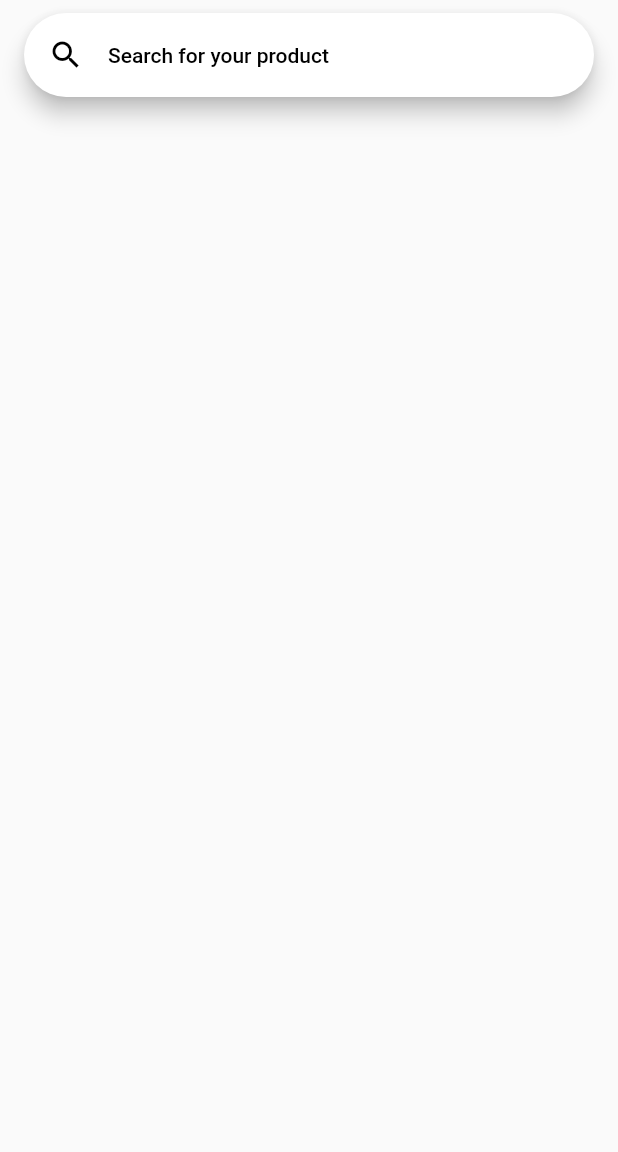
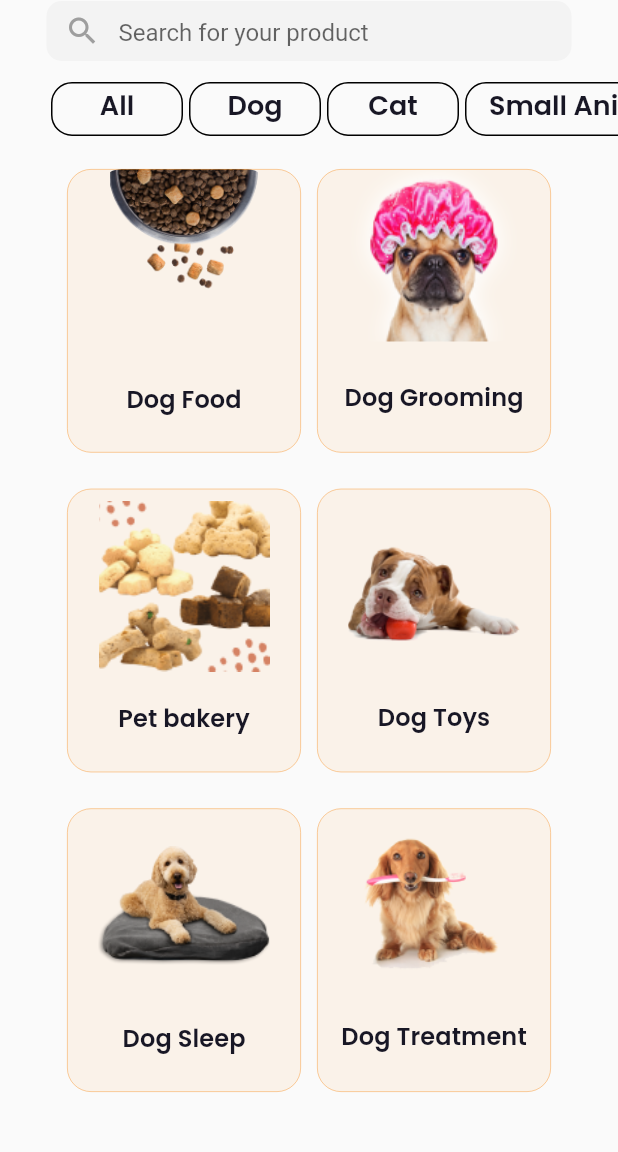
Before and after one commit to ismail-24/peto, a Flutter app: the screen it shows after launch, on a phone screen of 412 x 824 dp, the part 83-1235 px from its top. Run offline on Flutter 3.47's test engine with Material 2 defaults, Android fonts, the phone set to English and light mode, and no system bars.

Commit message:
custom design

```diff
--- a/lib/main.dart
+++ b/lib/main.dart
@@ -1,7 +1,8 @@
 import 'package:flutter/material.dart';
-import 'package:peto/screens/signUp.dart';
+import 'package:peto/screens/categories%20.dart';
 
 void main() {
+  // WidgetsFlutterBinding.ensureInitialized();
   runApp(const MyApp());
 }
 
@@ -11,7 +12,8 @@ class MyApp extends StatelessWidget {
   @override
   Widget build(BuildContext context) {
     return MaterialApp(
-      home: SignUp(),
+      theme: ThemeData(primarySwatch: Colors.amber),
+      home: Categories(),
     );
   }
 }
--- /dev/null
+++ b/lib/screens/categories .dart
@@ -0,0 +1,233 @@
+import 'package:flutter/material.dart';
+
+class Categories extends StatefulWidget {
+  @override
+  _CategoriesState createState() => _CategoriesState();
+}
+
+class _CategoriesState extends State<Categories> {
+  Color mySplashColor = const Color.fromRGBO(255, 115, 34, 0.2);
+  List<String> cate = [
+    'images/dog-food.png',
+    'images/dog-grooming.png',
+    'images/pet-bakery.png',
+    'images/pngegg.png',
+    'images/PngItem.png',
+    'images/shutterstock.png',
+  ];
+  List<String> cateName = [
+    'Dog Food',
+    'Dog Grooming',
+    'Pet bakery',
+    'Dog Toys',
+    'Dog Sleep',
+    'Dog Treatment',
+  ];
+  Container _buildCategoryContainer(
+    String label,
+  ) {
+    return Container(
+      padding: EdgeInsets.only(left: 2, right: 2, top: 8),
+      child: MaterialButton(
+        splashColor: mySplashColor,
+        onPressed: () {
+          setState() {}
+        },
+        shape: OutlineInputBorder(
+            borderRadius: BorderRadius.all(Radius.circular(14))),
+        child: Text(
+          label,
+          style: TextStyle(
+            color: Color(0xFF181725),
+            fontSize: 18,
+            fontFamily: 'Poppins',
+            fontWeight: FontWeight.w500,
+            height: 1,
+          ),
+        ),
+      ),
+    );
+  }
+
+  @override
+  Widget build(BuildContext context) {
+    return Scaffold(
+      appBar: AppBar(
+        elevation: 0,
+        backgroundColor: Colors.transparent,
+        title: const Center(
+          child: Text(
+            'Peto',
+            style: TextStyle(
+              color: Color(0xFF1F2223),
+              fontSize: 42,
+              fontFamily: 'Poppins',
+              fontWeight: FontWeight.w700,
+              height: 1.30,
+            ),
+          ),
+        ),
+      ),
+      body: SingleChildScrollView(
+        child: Column(
+          mainAxisSize: MainAxisSize.max,
+          children: [
+            Container(
+              width: 350,
+              height: 40,
+              decoration: ShapeDecoration(
+                color: Color(0xFFF3F3F3),
+                shape: RoundedRectangleBorder(
+                  borderRadius: BorderRadius.circular(10),
+                ),
+              ),
+              child: const TextField(
+                cursorColor: Color.fromARGB(255, 34, 32, 32),
+                decoration: InputDecoration(
+                  border: InputBorder.none,
+                  prefixIconColor: Colors.grey,
+                  hintText: 'Search for your product',
+                  prefixIcon: Icon(Icons.search),
+                ),
+              ),
+            ),
+            SingleChildScrollView(
+              scrollDirection: Axis.horizontal,
+              child: Row(
+                children: [
+                  Padding(padding: EdgeInsets.symmetric(horizontal: 16)),
+                  _buildCategoryContainer('All'),
+                  _buildCategoryContainer('Dog'),
+                  _buildCategoryContainer('Cat'),
+                  _buildCategoryContainer('Small Animal'),
+                ],
+              ),
+            ),
+            SingleChildScrollView(
+              child: Column(
+                children: [
+                  Container(
+                    width: 360,
+                    height: 700,
+                    child: ListView.builder(
+                      // scrollDirection: Axis.vertical,
+                      // shrinkWrap: true,
+                      itemCount: (cate.length / 2).ceil(),
+                      itemBuilder: (context, index) {
+                        final int firstImageIndex = index * 2;
+                        final int secondImageIndex = firstImageIndex + 1;
+
+                        return Container(
+                          padding: const EdgeInsets.only(
+                            top: 8,
+                            left: 8,
+                            right: 8,
+                          ),
+                          margin: const EdgeInsets.symmetric(vertical: 8.0),
+                          child: Row(
+                            mainAxisAlignment: MainAxisAlignment.spaceEvenly,
+                            children: [
+                              SizedBox(
+                                width: 156,
+                                height: 189.11,
+                                child: Card(
+                                  color: Color(0x19F8A44C),
+                                  margin: EdgeInsets.all(0),
+                                  elevation: 0,
+                                  shape: RoundedRectangleBorder(
+                                    side: BorderSide(
+                                      width: 0.50,
+                                      color:
+                                          Color.fromRGBO(248, 164, 76, 0.698),
+                                    ),
+                                    borderRadius: BorderRadius.circular(16.0),
+                                  ),
+                                  child: Column(
+                                    children: [
+                                      ClipRRect(
+                                        borderRadius:
+                                            BorderRadius.circular(16.0),
+                                        child: Image.asset(
+                                          cate[firstImageIndex],
+                                          width: 115,
+                                          height: 130,
+                                        ),
+                                      ),
+                                      TextButton(
+                                        onPressed: () {},
+                                        child: Text(
+                                          cateName[firstImageIndex],
+                                          style: TextStyle(
+                                            color: Color(0xFF181725),
+                                            fontSize: 16,
+                                            fontFamily: 'Poppins',
+                                            fontWeight: FontWeight.w500,
+                                            height: 1.38,
+                                            letterSpacing: 0.10,
+                                          ),
+                                        ),
+                                      )
+                                    ],
+                                  ),
+                                ),
+                              ),
+                              SizedBox(
+                                width: 156,
+                                height: 189.11,
+                                child: Card(
+                                  color: Color(0x19F8A44C),
+                                  margin: EdgeInsets.all(0),
+                                  elevation: 0,
+                                  shape: RoundedRectangleBorder(
+                                    side: BorderSide(
+                                      width: 0.50,
+                                      color: Color(0xB2F8A44C),
+                                    ),
+                                    borderRadius: BorderRadius.circular(16.0),
+                                  ),
+                                  child: Column(
+                                    children: [
+                                      ClipRRect(
+                                        borderRadius:
+                                            BorderRadius.circular(16.0),
+                                        child: Image.asset(
+                                          secondImageIndex < cate.length
+                                              ? cate[secondImageIndex]
+                                              : 'images/Vector.png',
+                                          height: 115,
+                                          width: 115,
+                                        ),
+                                      ),
+                                      TextButton(
+                                        onPressed: () {},
+                                        child: Text(
+                                          cateName[secondImageIndex],
+                                          style: TextStyle(
+                                            color: Color(0xFF181725),
+                                            fontSize: 16,
+                                            fontFamily: 'Poppins',
+                                            fontWeight: FontWeight.w500,
+                                            height: 3,
+                                            letterSpacing: 0.10,
+                                          ),
+                                        ),
+                                      )
+                                    ],
+                                  ),
+                                ),
+                              ),
+                            ],
+                          ),
+                        );
+                      },
+                    ),
+                  ),
+                ],
+              ),
+            ),
+          ],
+        ),
+      ),
+    );
+  }
+}
--- a/lib/screens/signUp.dart
+++ /dev/null
@@ -1,56 +0,0 @@
-import 'package:flutter/material.dart';
-
-class SignUp extends StatelessWidget {
-  @override
-  Widget build(BuildContext context) {
-    return Scaffold(
-      appBar: AppBar(
-        elevation: 0,
-        backgroundColor: Colors.transparent,
-        title: const Center(
-          child: Text(
-            'Peto',
-            style: TextStyle(
-              color: Color(0xFF1F2223),
-              fontSize: 42,
-              fontFamily: 'Poppins',
-              fontWeight: FontWeight.w700,
-              height: 1.30,
-            ),
-          ),
-        ),
-      ),
-      body: Column(
-        children: [
-          /*---------------------------------------
-          ---------- search bar -------------------
-          -----------------------------------------*/
-          Padding(
-            padding: const EdgeInsets.symmetric(vertical: 8, horizontal: 16),
-            child: SearchAnchor(
-              builder: (BuildContext context, SearchController controller) {
-                return SearchBar(
-                  controller: controller,
-                  padding: const MaterialStatePropertyAll<EdgeInsets>(
-                    EdgeInsets.symmetric(horizontal: 16.0),
-                  ),
-                  onTap: () => controller.openView(),
-                  onChanged: (_) => controller.openView(),
-                  hintText: 'Search for your product',
-                  leading: const Icon(Icons.search),
-                );
-              },
-              suggestionsBuilder:
-                  (BuildContext context, SearchController controller) {
-                return <ListTile>[];
-              },
-            ),
-            //---------------------------------------
-            //---------- end search bar -------------
-            //---------------------------------------
-          ),
-        ],
-      ),
-    );
-  }
-}
```
Also changed, not shown: images/PngItem.png (added), images/dog-food.png (added), images/dog-grooming.png (added), images/pet-bakery.png (added), images/pngegg.png (added), images/shutterstock.png (added).
